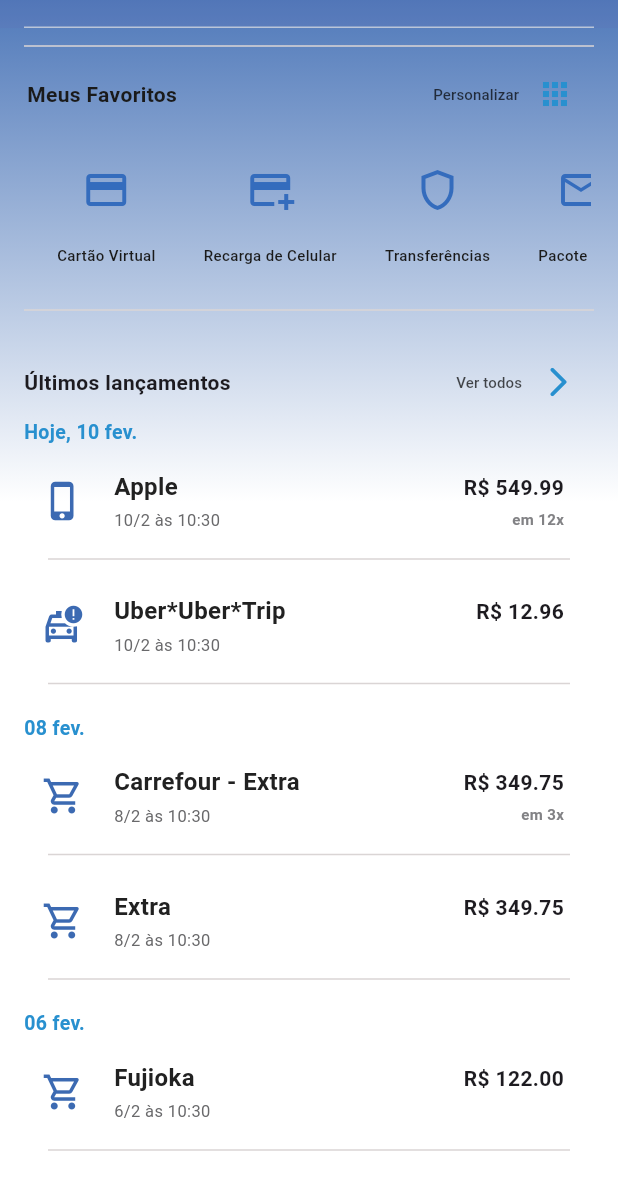
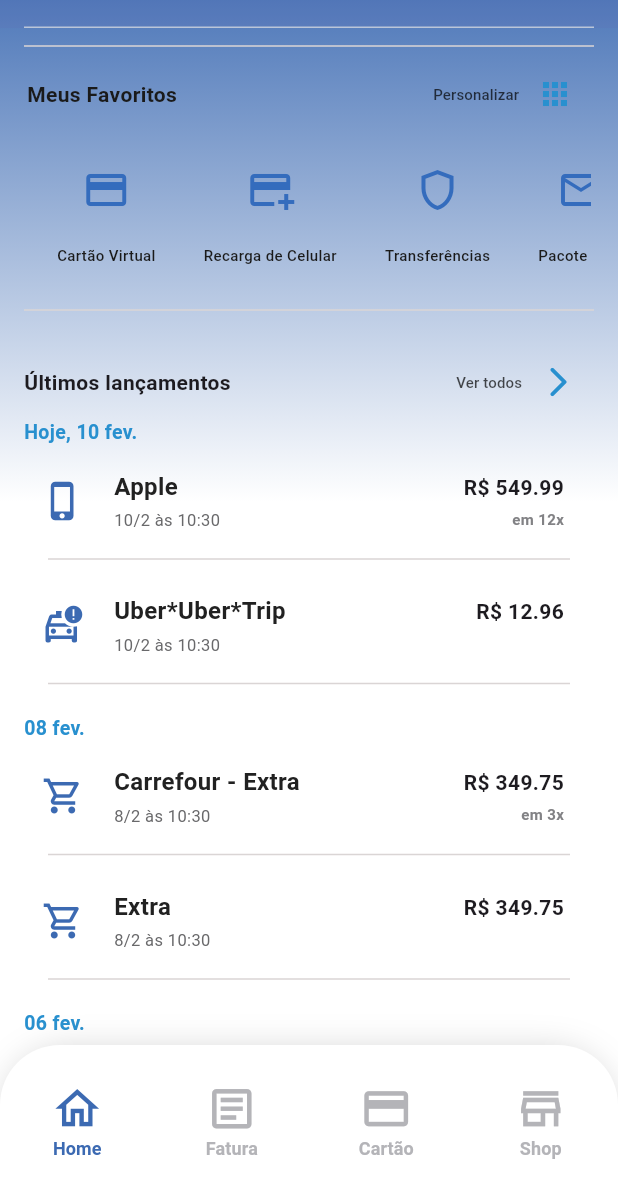
Before and after one commit to kaioenzo/clone_brb_card, a Flutter app: the screen it shows after launch, scrolled down 226 dp, on a phone screen of 412 x 824 dp, the part 56-1236 px from its top. Run offline on Flutter 3.47's test engine with Material 3 defaults, Android fonts, the light colour scheme and no system bars.

Commit message:
adiciona barra de navegação inferior à tela inicial

```diff
--- a/lib/ui/home/widgets/home_screen.dart
+++ b/lib/ui/home/widgets/home_screen.dart
@@ -5,6 +5,7 @@ import 'package:flutter/material.dart';
 import 'package:provider/provider.dart';
 
 import '../../../widgets/app_bar.dart';
+import '../../../widgets/bottom_navigation_bar.dart';
 import 'account_carousel.dart';
 
 class HomeScreen extends StatelessWidget {
@@ -24,11 +25,19 @@ class HomeScreen extends StatelessWidget {
       child: Scaffold(
         backgroundColor: Colors.transparent,
         appBar: DefaultAppBar(),
+        bottomNavigationBar: DefaultBottomNavigationBar(
+          currentIndex: 0,
+          onTap: (int index) {},
+        ),
         body: ChangeNotifierProvider.value(
           value: context.read<AccountViewModel>(),
           child: const SingleChildScrollView(
             child: Column(
-              children: [AccountCarousel(), MyFavorites(), LastBuys()],
+              children: [
+                AccountCarousel(),
+                MyFavorites(),
+                LastBuys(),
+              ],
             ),
           ),
         ),
--- /dev/null
+++ b/lib/widgets/bottom_navigation_bar.dart
@@ -0,0 +1,95 @@
+import 'package:flutter/material.dart';
+
+class DefaultBottomNavigationBar extends StatelessWidget {
+  final int currentIndex;
+  final Function(int) onTap;
+
+  const DefaultBottomNavigationBar({
+    super.key,
+    required this.currentIndex,
+    required this.onTap,
+  });
+
+  @override
+  Widget build(BuildContext context) {
+    return Container(
+      height: 90,
+      decoration: const BoxDecoration(
+        boxShadow: [
+          BoxShadow(
+            color: Color.fromRGBO(238, 219, 219, 0),
+          ),
+          BoxShadow(
+            color: Color.fromRGBO(124, 124, 124, 0.4),
+            spreadRadius: -5.0,
+            blurRadius: 20.0,
+          ),
+        ],
+        color: Color.fromRGBO(255, 255, 255, 1),
+        borderRadius: BorderRadius.only(
+          topLeft: Radius.circular(40),
+          topRight: Radius.circular(40),
+        ),
+      ),
+      child: Padding(
+        padding: const EdgeInsets.only(top: 12.0),
+        child: Row(
+          mainAxisAlignment: MainAxisAlignment.spaceAround,
+          children: [
+            _buildNavItem(
+              icon: Icons.home_outlined,
+              label: 'Home',
+              isSelected: currentIndex == 0,
+              onPressed: () => onTap(0),
+            ),
+            _buildNavItem(
+              icon: Icons.article_outlined,
+              label: 'Fatura',
+              isSelected: currentIndex == 1,
+              onPressed: () => onTap(1),
+            ),
+            _buildNavItem(
+              icon: Icons.credit_card_outlined,
+              label: 'Cartão',
+              isSelected: currentIndex == 2,
+              onPressed: () => onTap(2),
+            ),
+            _buildNavItem(
+              icon: Icons.store_outlined,
+              label: 'Shop',
+              isSelected: currentIndex == 3,
+              onPressed: () => onTap(3),
+            ),
+          ],
+        ),
+      ),
+    );
+  }
+
+  Widget _buildNavItem({
+    required IconData icon,
+    required String label,
+    required bool isSelected,
+    required VoidCallback onPressed,
+  }) {
+    final color = isSelected ? const Color.fromRGBO(60, 106, 178, 1) : const Color.fromRGBO(180, 180, 184, 1);
+
+    return TextButton(
+      onPressed: onPressed,
+      child: Column(
+        mainAxisSize: MainAxisSize.min,
+        children: [
+          Icon(icon, color: color, size: 35),
+          Text(
+            label,
+            style: TextStyle(
+              color: color,
+              fontSize: 12,
+              fontWeight: FontWeight.w700,
+            ),
+          ),
+        ],
+      ),
+    );
+  }
+}
```
